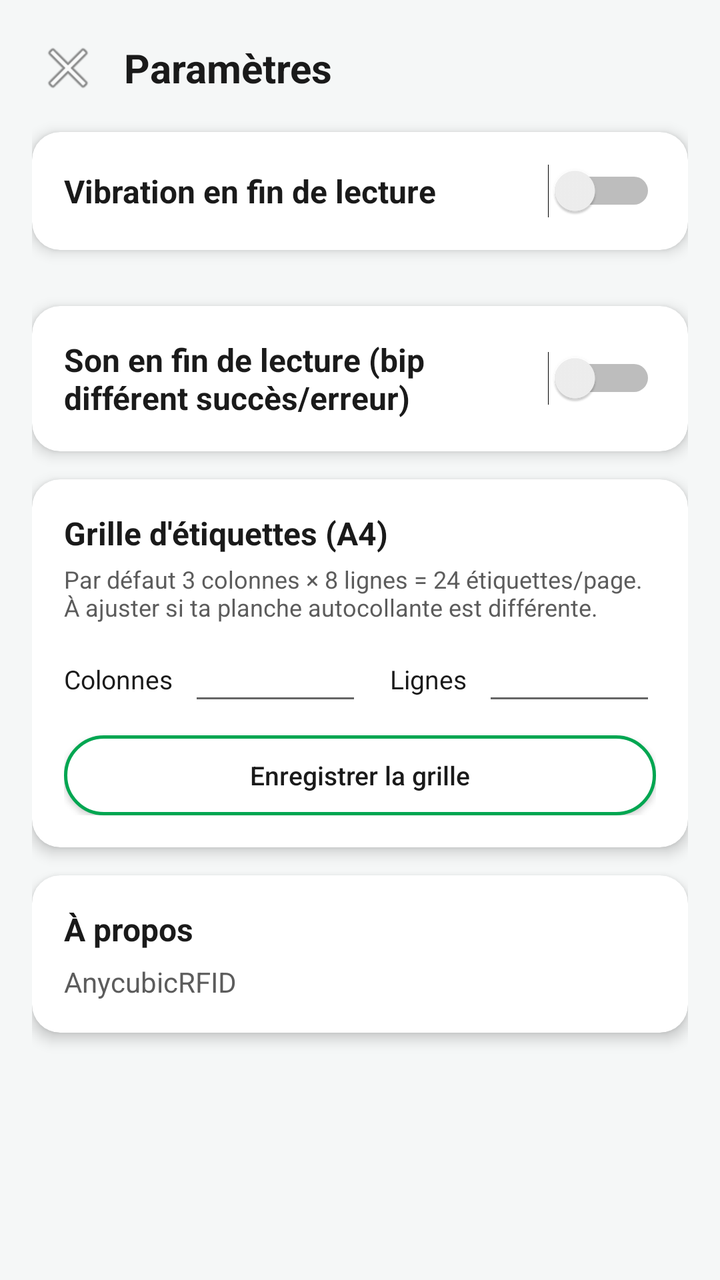
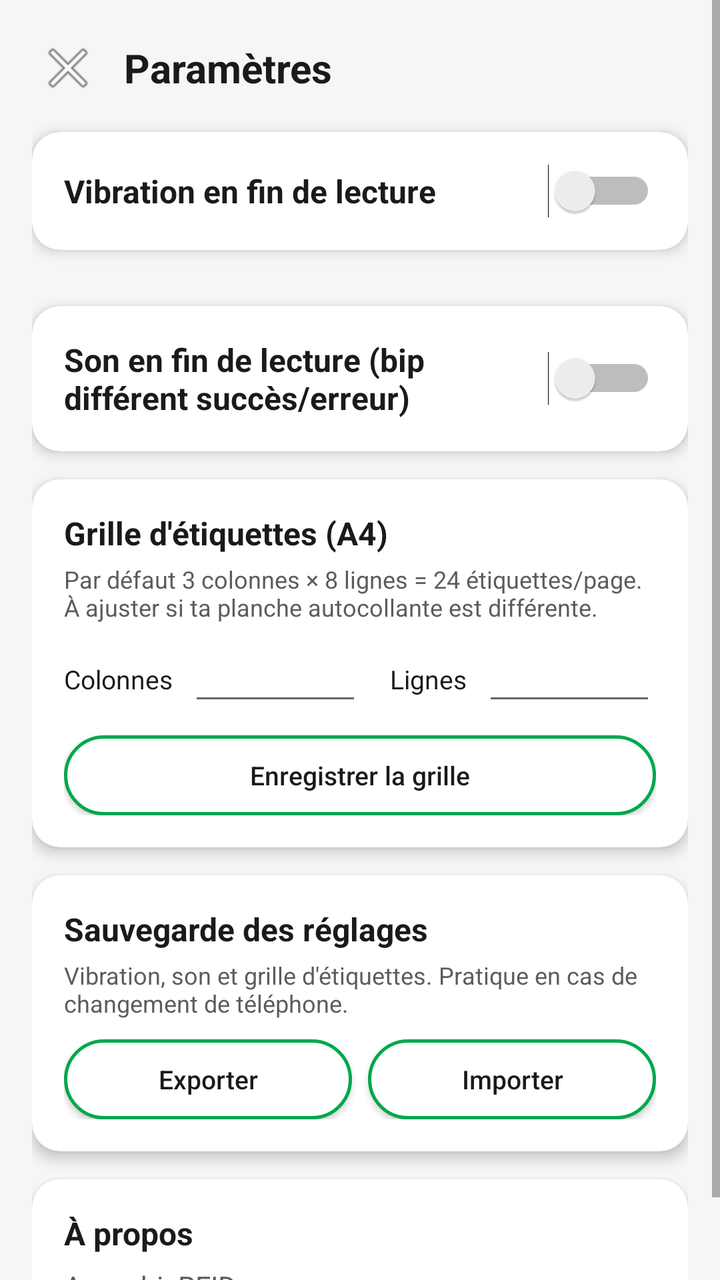

Screens rendered from an Android XML layout before and after an edit, with the pre-edit source and the edit as a unified diff.
<!-- AndroidManifest.xml: application theme Theme.ElegooRFID -->
<!-- res/layout/activity_settings.xml -->
<?xml version="1.0" encoding="utf-8"?>
<ScrollView xmlns:android="http://schemas.android.com/apk/res/android"
    xmlns:app="http://schemas.android.com/apk/res-auto"
    android:layout_width="match_parent"
    android:layout_height="match_parent"
    android:background="@color/fond_clair"
    android:fillViewport="true">

    <LinearLayout
        android:layout_width="match_parent"
        android:layout_height="wrap_content"
        android:orientation="vertical"
        android:padding="16dp">

        <LinearLayout
            android:layout_width="match_parent"
            android:layout_height="wrap_content"
            android:orientation="horizontal"
            android:gravity="center_vertical"
            android:paddingBottom="14dp">

            <ImageButton
                android:id="@+id/btnRetour"
                android:layout_width="36dp"
                android:layout_height="36dp"
                android:background="@android:color/transparent"
                android:src="@android:drawable/ic_menu_close_clear_cancel"
                android:contentDescription="Retour" />

            <TextView
                android:layout_width="wrap_content"
                android:layout_height="wrap_content"
                android:layout_marginStart="10dp"
                android:text="Paramètres"
                android:textSize="20sp"
                android:textStyle="bold"
                android:textColor="@color/texte_principal" />
        </LinearLayout>

        <androidx.cardview.widget.CardView
            android:layout_width="match_parent"
            android:layout_height="wrap_content"
            android:layout_marginBottom="14dp"
            app:cardCornerRadius="14dp"
            app:cardElevation="4dp"
            app:cardBackgroundColor="@color/carte_blanc">

            <LinearLayout
                android:layout_width="match_parent"
                android:layout_height="wrap_content"
                android:orientation="horizontal"
                android:gravity="center_vertical"
                android:padding="16dp">

                <TextView
                    android:layout_width="0dp"
                    android:layout_height="wrap_content"
                    android:layout_weight="1"
                    android:text="Vibration en fin de lecture"
                    android:textColor="@color/texte_principal"
                    android:textSize="16sp"
                    android:textStyle="bold" />

                <Switch
                    android:id="@+id/interrupteurVibration"
                    android:layout_width="wrap_content"
                    android:layout_height="wrap_content" />

            </LinearLayout>

        </androidx.cardview.widget.CardView>

        <androidx.cardview.widget.CardView
            android:layout_width="match_parent"
            android:layout_height="wrap_content"
            android:layout_marginTop="14dp"
            android:layout_marginBottom="14dp"
            app:cardCornerRadius="14dp"
            app:cardElevation="4dp"
            app:cardBackgroundColor="@color/carte_blanc">

            <LinearLayout
                android:layout_width="match_parent"
                android:layout_height="wrap_content"
                android:orientation="horizontal"
                android:gravity="center_vertical"
                android:padding="16dp">

                <TextView
                    android:layout_width="0dp"
                    android:layout_height="wrap_content"
                    android:layout_weight="1"
                    android:text="Son en fin de lecture (bip différent succès/erreur)"
                    android:textColor="@color/texte_principal"
                    android:textSize="16sp"
                    android:textStyle="bold" />

                <Switch
                    android:id="@+id/interrupteurSon"
                    android:layout_width="wrap_content"
                    android:layout_height="wrap_content" />

            </LinearLayout>

        </androidx.cardview.widget.CardView>

        <androidx.cardview.widget.CardView
            android:layout_width="match_parent"
            android:layout_height="wrap_content"
            android:layout_marginBottom="14dp"
            app:cardCornerRadius="14dp"
            app:cardElevation="4dp"
            app:cardBackgroundColor="@color/carte_blanc">

            <LinearLayout
                android:layout_width="match_parent"
                android:layout_height="wrap_content"
                android:orientation="vertical"
                android:padding="16dp">

                <TextView
                    android:layout_width="wrap_content"
                    android:layout_height="wrap_content"
                    android:text="Grille d'étiquettes (A4)"
                    android:textColor="@color/texte_principal"
                    android:textSize="16sp"
                    android:textStyle="bold" />

                <TextView
                    android:layout_width="wrap_content"
                    android:layout_height="wrap_content"
                    android:layout_marginTop="4dp"
                    android:text="Par défaut 3 colonnes × 8 lignes = 24 étiquettes/page. À ajuster si ta planche autocollante est différente."
                    android:textColor="@color/texte_secondaire"
                    android:textSize="12sp" />

                <LinearLayout
                    android:layout_width="match_parent"
                    android:layout_height="wrap_content"
                    android:orientation="horizontal"
                    android:layout_marginTop="10dp"
                    android:gravity="center_vertical">

                    <TextView
                        android:layout_width="wrap_content"
                        android:layout_height="wrap_content"
                        android:text="Colonnes"
                        android:textColor="@color/texte_principal"
                        android:textSize="13sp" />

                    <EditText
                        android:id="@+id/champColonnesEtiquettes"
                        android:layout_width="0dp"
                        android:layout_height="wrap_content"
                        android:layout_weight="1"
                        android:layout_marginStart="8dp"
                        android:layout_marginEnd="14dp"
                        android:inputType="number"
                        android:maxLength="2"
                        android:textColor="@color/texte_principal"
                        android:textSize="14sp" />

                    <TextView
                        android:layout_width="wrap_content"
                        android:layout_height="wrap_content"
                        android:text="Lignes"
                        android:textColor="@color/texte_principal"
                        android:textSize="13sp" />

                    <EditText
                        android:id="@+id/champLignesEtiquettes"
                        android:layout_width="0dp"
                        android:layout_height="wrap_content"
                        android:layout_weight="1"
                        android:layout_marginStart="8dp"
                        android:inputType="number"
                        android:maxLength="2"
                        android:textColor="@color/texte_principal"
                        android:textSize="14sp" />

                </LinearLayout>

                <Button
                    android:id="@+id/btnEnregistrerGrilleEtiquettes"
                    android:layout_width="match_parent"
                    android:layout_height="40dp"
                    android:layout_marginTop="10dp"
                    android:background="@drawable/fond_bouton_secondaire"
                    android:text="Enregistrer la grille"
                    android:textColor="@color/texte_principal"
                    android:textAllCaps="false"
                    android:textSize="13sp" />

            </LinearLayout>

        </androidx.cardview.widget.CardView>

        <androidx.cardview.widget.CardView
            android:layout_width="match_parent"
            android:layout_height="wrap_content"
            app:cardCornerRadius="14dp"
            app:cardElevation="4dp"
            app:cardBackgroundColor="@color/carte_blanc">

            <LinearLayout
                android:layout_width="match_parent"
                android:layout_height="wrap_content"
                android:orientation="vertical"
                android:padding="16dp">

                <TextView
                    android:layout_width="wrap_content"
                    android:layout_height="wrap_content"
                    android:text="À propos"
                    android:textColor="@color/texte_principal"
                    android:textSize="16sp"
                    android:textStyle="bold" />

                <TextView
                    android:id="@+id/texteVersion"
                    android:layout_width="wrap_content"
                    android:layout_height="wrap_content"
                    android:layout_marginTop="6dp"
                    android:text="AnycubicRFID"
                    android:textColor="@color/texte_secondaire"
                    android:textSize="14sp" />

            </LinearLayout>

        </androidx.cardview.widget.CardView>

    </LinearLayout>

</ScrollView>
<!-- resources referenced by this layout -->
<resources>
  <color name="carte_blanc">#FFFFFF</color>
  <color name="fond_clair">#F5F7F7</color>
  <color name="texte_principal">#1A1A1A</color>
  <color name="texte_secondaire">#5C5C5C</color>
  <!-- drawable fond_bouton_secondaire (drawable) -->
  <?xml version="1.0" encoding="utf-8"?>
  <ripple xmlns:android="http://schemas.android.com/apk/res/android" android:color="@color/elegoo_vert">
      <item><shape android:shape="rectangle">
          <solid android:color="@color/carte_blanc" />
          <corners android:radius="20dp" />
          <stroke android:width="1.5dp" android:color="@color/elegoo_vert" />
      </shape></item>
  </ripple>
  <style name="Theme.ElegooRFID" parent="Theme.AppCompat.DayNight.NoActionBar">
          <item name="colorPrimary">@color/elegoo_vert</item>
          <item name="android:windowBackground">@color/fond_clair</item>
      </style>
  <color name="elegoo_vert">#00A651</color>
</resources>

<!-- the commit's change to res/layout/activity_settings.xml (unified diff, before → after) -->
@@ -198,6 +198,73 @@
         <androidx.cardview.widget.CardView
             android:layout_width="match_parent"
             android:layout_height="wrap_content"
+            android:layout_marginBottom="14dp"
+            app:cardCornerRadius="14dp"
+            app:cardElevation="4dp"
+            app:cardBackgroundColor="@color/carte_blanc">
+
+            <LinearLayout
+                android:layout_width="match_parent"
+                android:layout_height="wrap_content"
+                android:orientation="vertical"
+                android:padding="16dp">
+
+                <TextView
+                    android:layout_width="wrap_content"
+                    android:layout_height="wrap_content"
+                    android:text="Sauvegarde des réglages"
+                    android:textColor="@color/texte_principal"
+                    android:textSize="16sp"
+                    android:textStyle="bold" />
+
+                <TextView
+                    android:layout_width="wrap_content"
+                    android:layout_height="wrap_content"
+                    android:layout_marginTop="4dp"
+                    android:text="Vibration, son et grille d'étiquettes. Pratique en cas de changement de téléphone."
+                    android:textColor="@color/texte_secondaire"
+                    android:textSize="12sp" />
+
+                <LinearLayout
+                    android:layout_width="match_parent"
+                    android:layout_height="wrap_content"
+                    android:orientation="horizontal"
+                    android:layout_marginTop="10dp"
+                    android:weightSum="2">
+
+                    <Button
+                        android:id="@+id/btnExporterReglages"
+                        android:layout_width="0dp"
+                        android:layout_weight="1"
+                        android:layout_height="40dp"
+                        android:layout_marginEnd="4dp"
+                        android:background="@drawable/fond_bouton_secondaire"
+                        android:text="Exporter"
+                        android:textColor="@color/texte_principal"
+                        android:textAllCaps="false"
+                        android:textSize="13sp" />
+
+                    <Button
+                        android:id="@+id/btnImporterReglages"
+                        android:layout_width="0dp"
+                        android:layout_weight="1"
+                        android:layout_height="40dp"
+                        android:layout_marginStart="4dp"
+                        android:background="@drawable/fond_bouton_secondaire"
+                        android:text="Importer"
+                        android:textColor="@color/texte_principal"
+                        android:textAllCaps="false"
+                        android:textSize="13sp" />
+
+                </LinearLayout>
+
+            </LinearLayout>
+
+        </androidx.cardview.widget.CardView>
+
+        <androidx.cardview.widget.CardView
+            android:layout_width="match_parent"
+            android:layout_height="wrap_content"
             app:cardCornerRadius="14dp"
             app:cardElevation="4dp"
             app:cardBackgroundColor="@color/carte_blanc">
